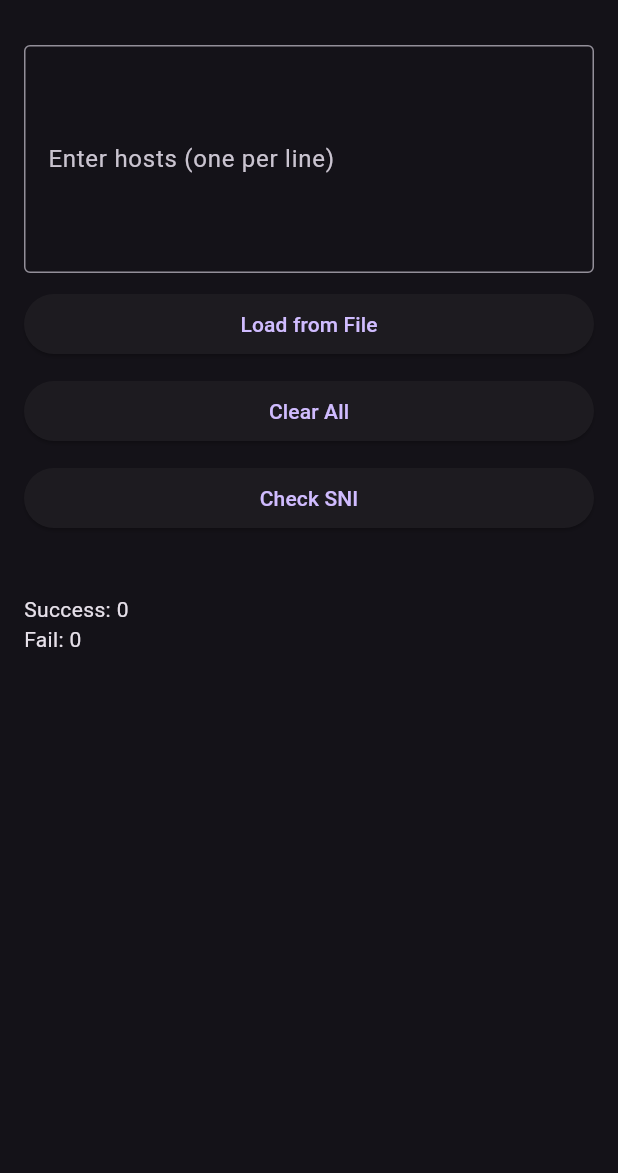
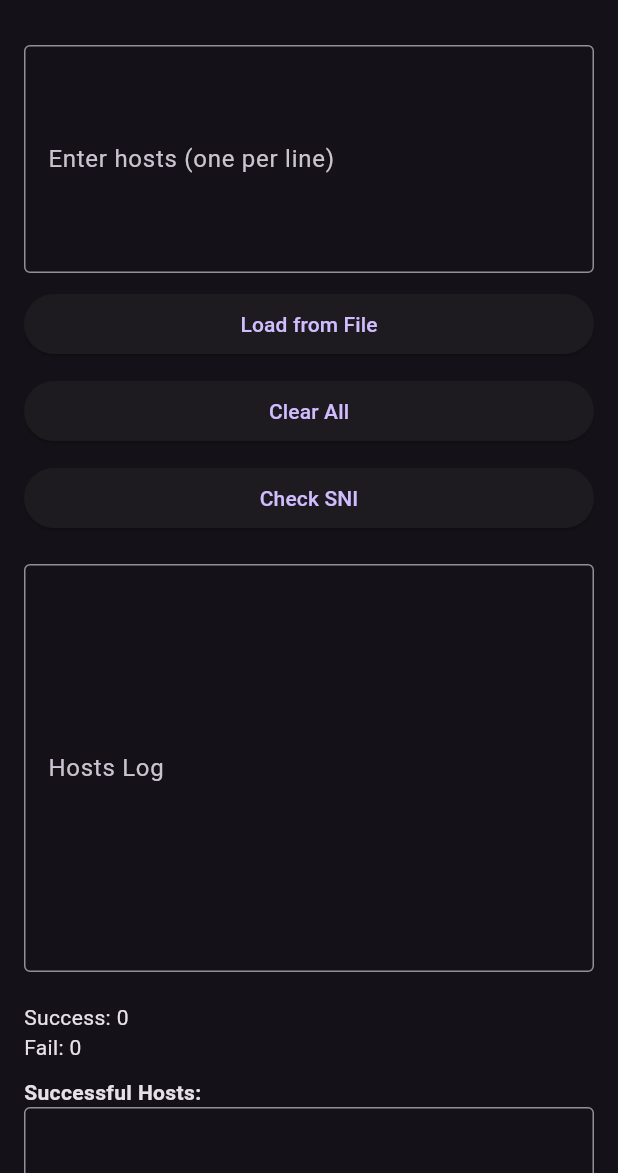
Before and after one commit to esmerboss/flutter-sni-bughost-checker, a Flutter app: the screen it shows after launch, on a phone screen of 412 x 824 dp, the part 63-1236 px from its top. Run offline on Flutter 3.47's test engine with Material 3 defaults, Android fonts, the phone set to English and light mode, and no system bars; our stand-ins replace file_picker, sqflite; accounts and stored records are empty.

Commit message:
logs have textbox now

```diff
--- a/lib/main.dart
+++ b/lib/main.dart
@@ -208,33 +208,22 @@ class _SniCheckerHomePageState extends State<SniCheckerHomePage> {
                   child: Text('Check SNI'),
                 ),
                 SizedBox(height: 20),
-                if (_isLoading)
-                  Center(
-                    child: CircularProgressIndicator(),
+                TextField(
+                  controller: TextEditingController(text: _hosts.join('\n')),
+                  maxLines: 10,
+                  readOnly: true,
+                  decoration: InputDecoration(
+                    border: OutlineInputBorder(),
+                    labelText: 'Hosts Log',
                   ),
-                if (!_isLoading)
-                  ListView.builder(
-                    shrinkWrap: true,
-                    physics: NeverScrollableScrollPhysics(),
-                    itemCount: _hosts.length,
-                    itemBuilder: (context, index) {
-                      return ListTile(
-                        title: Text(_hosts[index]),
-                      );
-                    },
                 ),
                 SizedBox(height: 20),
-                if (!_isLoading)
                 Column(
                   crossAxisAlignment: CrossAxisAlignment.start,
                   children: [
                     Text('Success: $_successCount'),
                     Text('Fail: $_failCount'),
                     SizedBox(height: 10),
-                      if (_successHosts.isNotEmpty)
-                        Column(
-                          crossAxisAlignment: CrossAxisAlignment.start,
-                          children: [
                     Text('Successful Hosts:', style: TextStyle(fontWeight: FontWeight.bold)),
                     TextField(
                       controller: TextEditingController(text: _successHosts.join('\n')),
@@ -248,8 +237,6 @@ class _SniCheckerHomePageState extends State<SniCheckerHomePage> {
                     ElevatedButton(
                       onPressed: _copyToClipboard,
                       child: Text('Copy to Clipboard'),
-                            ),
-                          ],
                     ),
                   ],
                 ),
```
Lines whose indentation alone changed are shown as unchanged.
